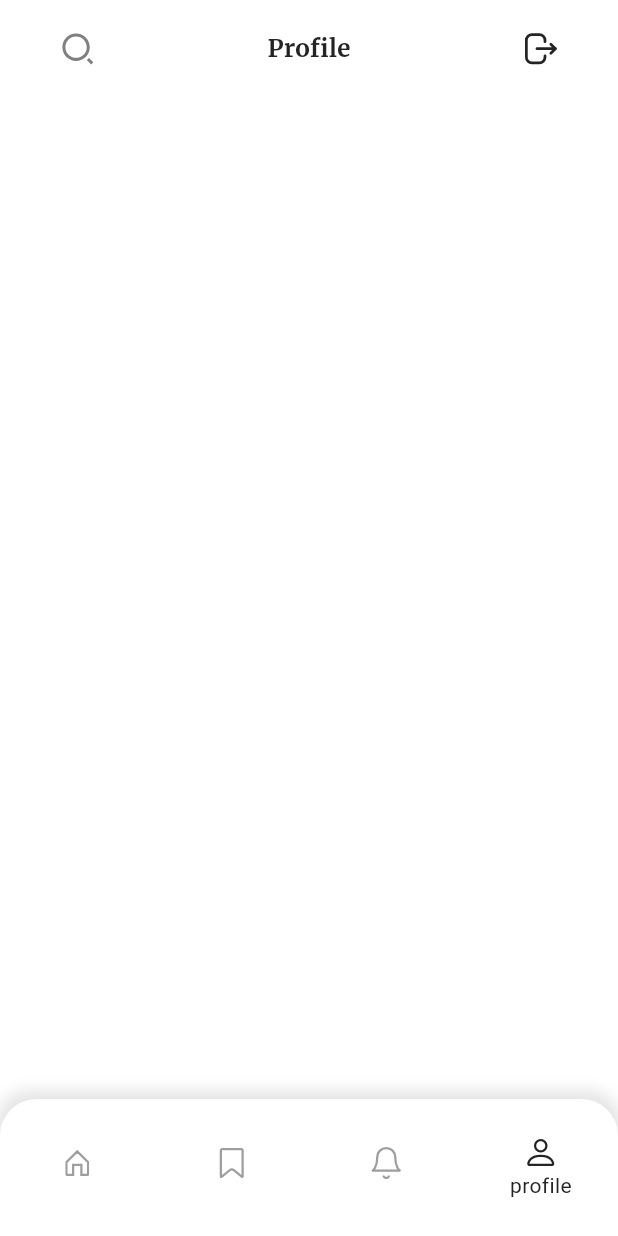
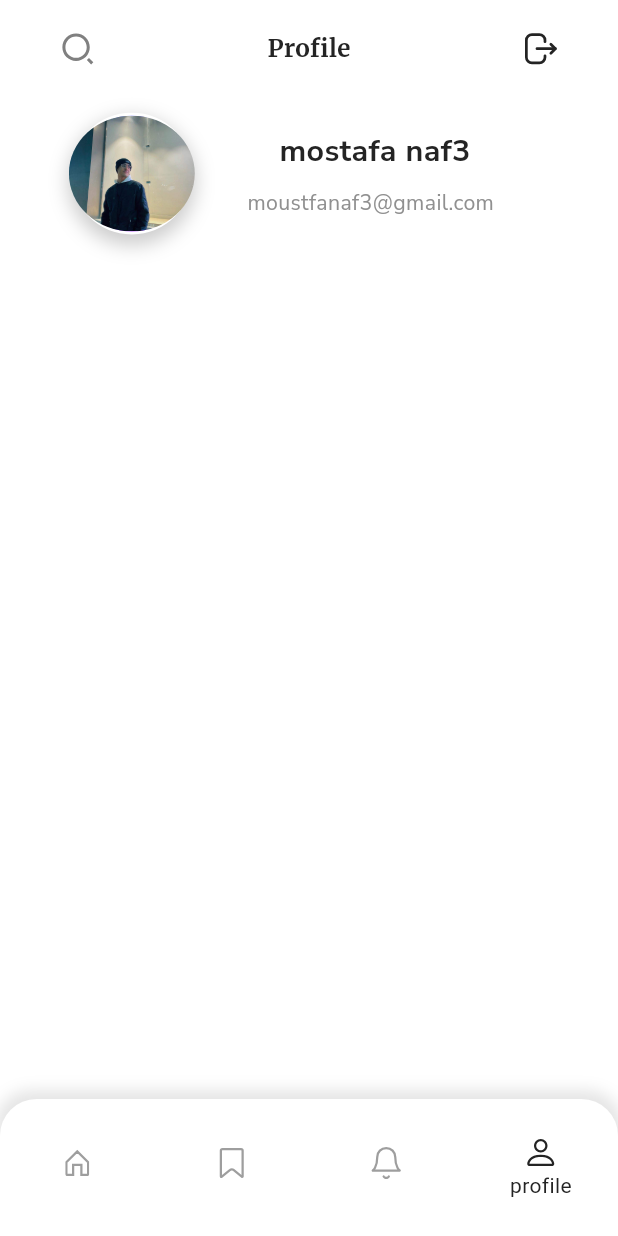
Before and after one commit to mahmoud-elsay/woodiex, a Flutter app: the screen it shows after launch, item 4 of the bottom bar chosen, on a phone screen of 412 x 824 dp. Run offline on Flutter 3.47's test engine with Material 3 defaults, Android fonts, the phone set to English and light mode, and no system bars; our stand-ins replace flutter_screenutil, flutter_svg, google_fonts, lottie.

Commit message:
profile row done

```diff
--- a/lib/featrues/profile/ui/profile_screen.dart
+++ b/lib/featrues/profile/ui/profile_screen.dart
@@ -1,7 +1,9 @@
 import 'package:flutter/material.dart';
 import 'package:woodiex/core/theming/styles.dart';
+import 'package:woodiex/core/helpers/spacing.dart';
 import 'package:woodiex/core/widgets/app_top_bar.dart';
 import 'package:flutter_screenutil/flutter_screenutil.dart';
+import 'package:woodiex/featrues/profile/ui/widgets/profile_pic_row.dart';
 
 class ProfileScreen extends StatelessWidget {
   const ProfileScreen({super.key});
@@ -21,6 +23,8 @@ class ProfileScreen extends StatelessWidget {
             ),
             rightIconAsset: 'assets/svgs/logout.svg',
           ),
+          verticalSpace(30),
+          ProfilePicRow()
         ],
       ),
     )));
--- /dev/null
+++ b/lib/featrues/profile/ui/widgets/profile_pic_row.dart
@@ -0,0 +1,64 @@
+import 'package:flutter/material.dart';
+import 'package:woodiex/core/theming/styles.dart';
+import 'package:woodiex/core/helpers/spacing.dart';
+import 'package:flutter_screenutil/flutter_screenutil.dart';
+
+class ProfilePicRow extends StatelessWidget {
+  const ProfilePicRow({super.key});
+
+  @override
+  Widget build(BuildContext context) {
+    return Row(
+      children: [
+        Padding(
+          padding: EdgeInsets.symmetric(horizontal: 20.w),
+          child: Container(
+            width: 80.w,
+            height: 80.h,
+            decoration: BoxDecoration(
+              shape: BoxShape.circle,
+              border: Border.all(color: Colors.white, width: 2),
+              boxShadow: [
+                BoxShadow(
+                  color: Colors.black.withOpacity(0.2),
+                  blurRadius: 10.r,
+                  spreadRadius: 2.r,
+                  offset:
+                      Offset(0, 5.h), // Slight shadow below the profile picture
+                ),
+              ],
+              gradient: LinearGradient(
+                colors: [
+                  Colors.blueAccent,
+                  Colors.purpleAccent
+                ], // Optional gradient for a cool effect
+                begin: Alignment.topLeft,
+                end: Alignment.bottomRight,
+              ),
+            ),
+            child: ClipOval(
+              child: Image.asset(
+                'assets/images/profile_pic.png',
+                fit: BoxFit.cover,
+              ),
+            ),
+          ),
+        ),
+        horizontalSpace(10),
+        Column(
+          children: [
+            Text(
+              ' mostafa naf3',
+              style: Fonts.darkNnitoSansBold20,
+            ),
+            verticalSpace(10),
+            Text(
+              'moustfanaf3@gmail.com',
+              style: Fonts.nunitoSansRegular14,
+            )
+          ],
+        )
+      ],
+    );
+  }
+}
```
Also changed, not shown: assets/images/profile_pic.png (added).
